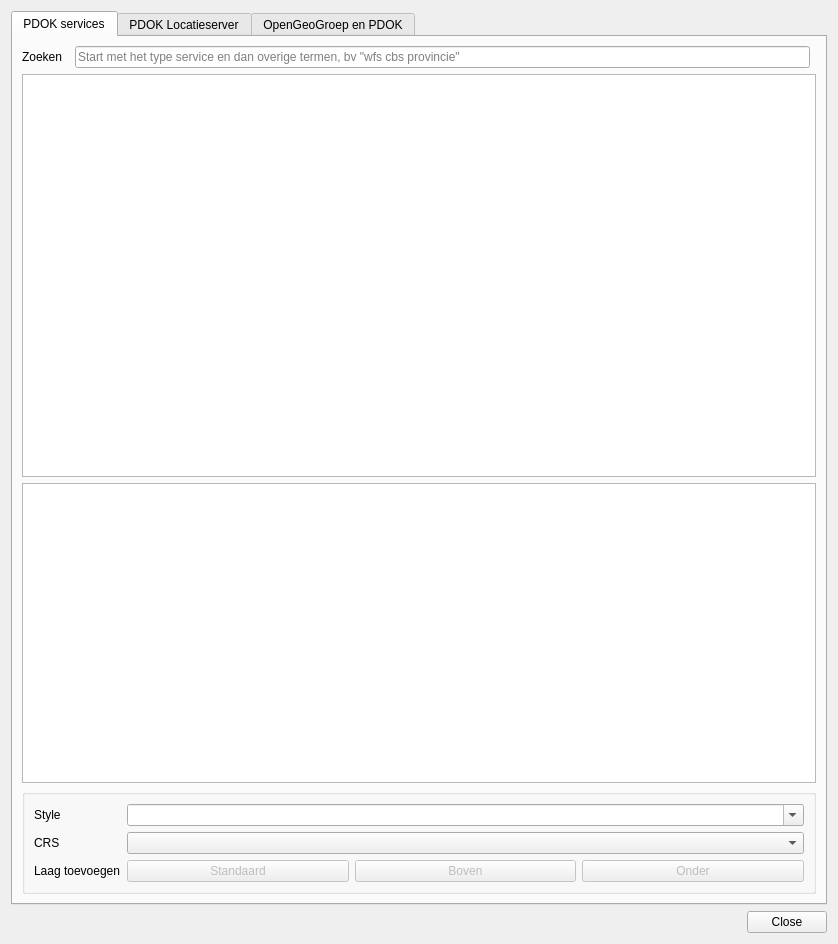
Before: the Qt Designer form pdokservicesplugin/ui_pdokservicesplugindialog.ui in rduivenvoorde/pdokservicesplugin, drawn with Qt 5.
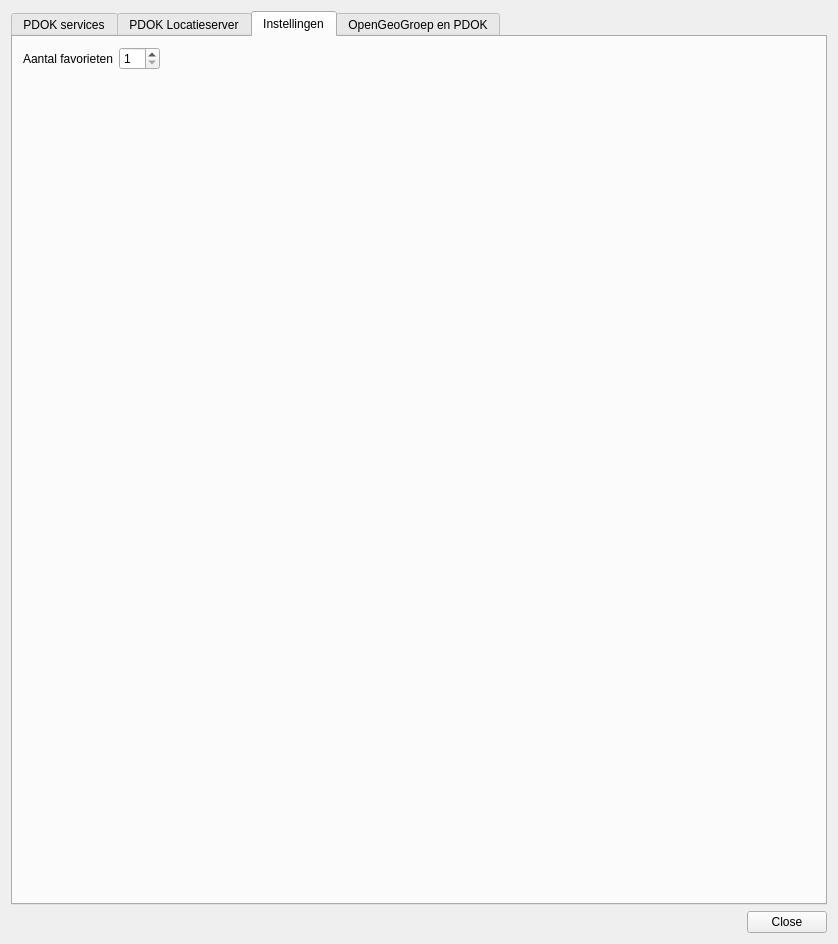
After: the same form once the commit is applied. The open tabs and pages were chosen to show the change. Icons and pictures are not drawn.

Commit message: maak aantal favorieten configureerbaar (min 1, max 10)

```diff
--- a/pdokservicesplugin/ui_pdokservicesplugindialog.ui
+++ b/pdokservicesplugin/ui_pdokservicesplugindialog.ui
@@ -312,7 +312,47 @@
        </item>
       </layout>
      </widget>
-     <widget class="QWidget" name="tab">
+                    <widget class="QWidget" name="settings_tab">
+                        <attribute name="title">
+                            <string>Instellingen</string>
+                        </attribute>
+                        <widget class="QWidget" name="formLayoutWidget">
+                            <property name="geometry">
+                                <rect>
+                                    <x>10</x>
+                                    <y>10</y>
+                                    <width>791</width>
+                                    <height>281</height>
+                                </rect>
+                            </property>
+                            <layout class="QFormLayout" name="formLayout">
+                                <item row="0" column="1">
+                                    <widget class="QSpinBox" name="nr_favs_input">
+                                        <property name="sizePolicy">
+                                            <sizepolicy hsizetype="Fixed" vsizetype="Fixed">
+                                                <horstretch>0</horstretch>
+                                                <verstretch>0</verstretch>
+                                            </sizepolicy>
+                                        </property>
+                                        <property name="minimum">
+                                            <number>1</number>
+                                        </property>
+                                        <property name="maximum">
+                                            <number>10</number>
+                                        </property>
+                                    </widget>
+                                </item>
+                                <item row="0" column="0">
+                                    <widget class="QLabel" name="nr_favs_label">
+                                        <property name="text">
+                                            <string>Aantal favorieten</string>
+                                        </property>
+                                    </widget>
+                                </item>
+                            </layout>
+                        </widget>
+                    </widget>
+                    <widget class="QWidget" name="about_tab">
       <attribute name="title">
        <string>OpenGeoGroep en PDOK</string>
       </attribute>
```
Left out of the diff: 18 changed lines with no effect on the pictures. Lines whose indentation alone changed are shown as unchanged. The commit also changes 2 other files.
